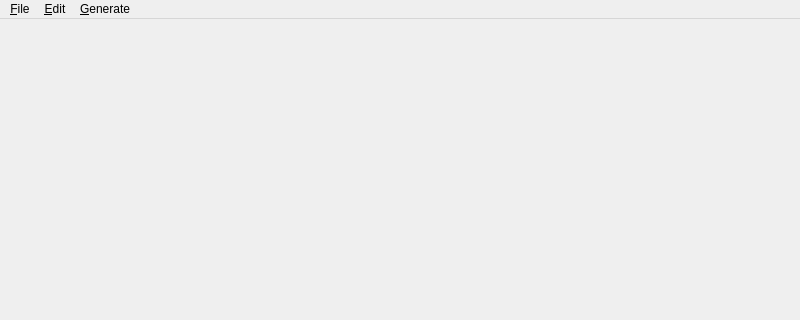
Old version of the form UI/glitch-separated-diagram-window.ui in the repository textbrowser/glitch; both pictures show x 0 to 800 and y 0 to 320 of the 800 by 600 pixel window.
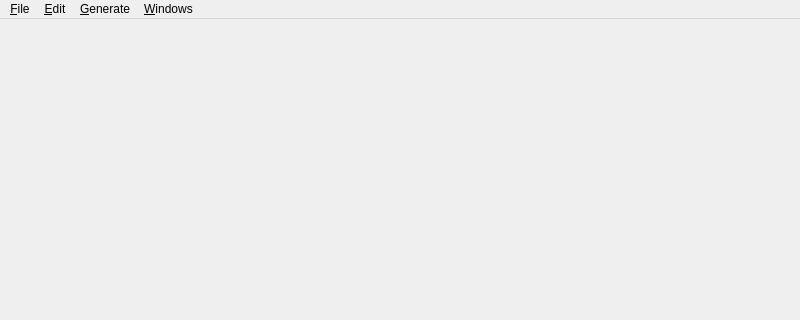
New version of the form. Icons and pictures are not drawn.

Commit message: Context menu.

```diff
--- a/UI/glitch-separated-diagram-window.ui
+++ b/UI/glitch-separated-diagram-window.ui
@@ -55,9 +55,16 @@
     </property>
     <addaction name="action_Generate_Source"/>
    </widget>
+   <widget class="QMenu" name="menu_Windows">
+    <property name="title">
+     <string>&amp;Windows</string>
+    </property>
+    <addaction name="actionContext_Menu"/>
+   </widget>
    <addaction name="menu_File"/>
    <addaction name="menu_Edit"/>
    <addaction name="menu_Generate"/>
+   <addaction name="menu_Windows"/>
   </widget>
   <action name="action_Undo">
    <property name="text">
```
Left out of the diff: 5 changed lines with no effect on the pictures. The commit also changes 4 other files.
